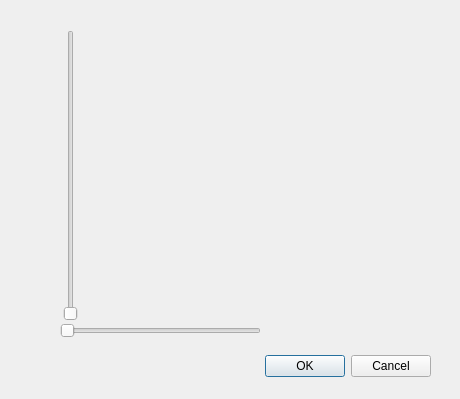
The window that gui/pythagoras.ui (vangeytedvg/YouTubeTutorials) describes before a commit, drawn with Qt 5.
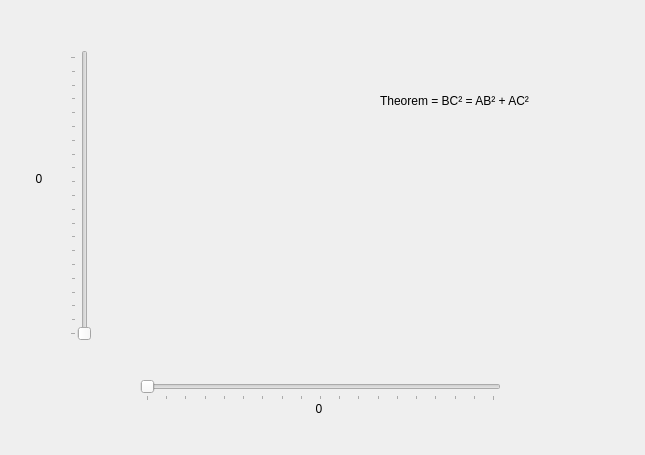
The same window after the commit. Icons and pictures are not drawn.

Diff of the .ui file:
```diff
--- a/gui/pythagoras.ui
+++ b/gui/pythagoras.ui
@@ -6,53 +6,122 @@
    <rect>
     <x>0</x>
     <y>0</y>
-    <width>460</width>
-    <height>399</height>
+    <width>645</width>
+    <height>455</height>
    </rect>
   </property>
   <property name="windowTitle">
    <string>Pythagoras Theorem</string>
   </property>
-  <widget class="QDialogButtonBox" name="buttonBox">
+  <widget class="QSlider" name="slideAC">
    <property name="geometry">
     <rect>
-     <x>90</x>
-     <y>350</y>
-     <width>341</width>
-     <height>32</height>
-    </rect>
-   </property>
-   <property name="orientation">
-    <enum>Qt::Horizontal</enum>
-   </property>
-   <property name="standardButtons">
-    <set>QDialogButtonBox::Cancel|QDialogButtonBox::Ok</set>
-   </property>
-  </widget>
-  <widget class="QSlider" name="verticalSlider">
-   <property name="geometry">
-    <rect>
-     <x>60</x>
-     <y>30</y>
+     <x>70</x>
+     <y>50</y>
      <width>21</width>
      <height>291</height>
     </rect>
    </property>
+   <property name="maximum">
+    <number>1000</number>
+   </property>
    <property name="orientation">
     <enum>Qt::Vertical</enum>
    </property>
+   <property name="tickPosition">
+    <enum>QSlider::TicksAbove</enum>
+   </property>
+   <property name="tickInterval">
+    <number>50</number>
+   </property>
   </widget>
   <widget class="QSlider" name="horizontalSlider">
    <property name="geometry">
     <rect>
-     <x>60</x>
-     <y>320</y>
-     <width>201</width>
+     <x>140</x>
+     <y>380</y>
+     <width>361</width>
      <height>21</height>
     </rect>
    </property>
+   <property name="maximum">
+    <number>900</number>
+   </property>
    <property name="orientation">
     <enum>Qt::Horizontal</enum>
+   </property>
+   <property name="tickPosition">
+    <enum>QSlider::TicksBelow</enum>
+   </property>
+   <property name="tickInterval">
+    <number>50</number>
+   </property>
+  </widget>
+  <widget class="QLabel" name="lblImageTriangle">
+   <property name="geometry">
+    <rect>
+     <x>90</x>
+     <y>0</y>
+     <width>431</width>
+     <height>371</height>
+    </rect>
+   </property>
+   <property name="text">
+    <string/>
+   </property>
+   <property name="pixmap">
+    <pixmap resource="images.qrc">:/drawings/pythagoras.png</pixmap>
+   </property>
+   <property name="scaledContents">
+    <bool>true</bool>
+   </property>
+  </widget>
+  <widget class="QLabel" name="label">
+   <property name="geometry">
+    <rect>
+     <x>380</x>
+     <y>80</y>
+     <width>251</width>
+     <height>41</height>
+    </rect>
+   </property>
+   <property name="styleSheet">
+    <string notr="true">font: 75 14pt &quot;Noto Sans&quot;;</string>
+   </property>
+   <property name="text">
+    <string>Theorem = BC² = AB² + AC²</string>
+   </property>
+  </widget>
+  <widget class="QLabel" name="lblAB">
+   <property name="geometry">
+    <rect>
+     <x>290</x>
+     <y>400</y>
+     <width>58</width>
+     <height>18</height>
+    </rect>
+   </property>
+   <property name="text">
+    <string>0</string>
+   </property>
+   <property name="alignment">
+    <set>Qt::AlignCenter</set>
+   </property>
+  </widget>
+  <widget class="QLabel" name="lblAC">
+   <property name="geometry">
+    <rect>
+     <x>10</x>
+     <y>170</y>
+     <width>58</width>
+     <height>18</height>
+    </rect>
+   </property>
+   <property name="text">
+    <string>0</string>
+   </property>
+   <property name="alignment">
+    <set>Qt::AlignCenter</set>
    </property>
   </widget>
  </widget>
```
Left out of the diff: 41 changed lines with no effect on the pictures.
